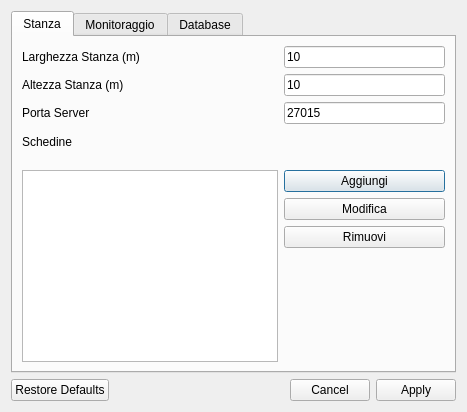
First picture: the form in RoomMonitor/windows/settings.ui, repository PieroMacaluso/RoomMonitor, before the edit.
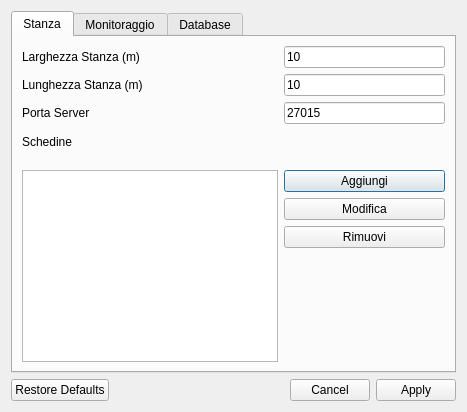
Second picture: the form after the edit.

Commit message: [APP] Modifica Altezza e todo

What changed in the file:
```diff
--- a/RoomMonitor/windows/settings.ui
+++ b/RoomMonitor/windows/settings.ui
@@ -51,7 +51,7 @@
            <item row="1" column="0">
             <widget class="QLabel" name="heightLabel">
              <property name="text">
-              <string>Altezza Stanza (m)</string>
+              <string>Lunghezza Stanza (m)</string>
              </property>
             </widget>
            </item>
```
The commit also changes 1 other file.
